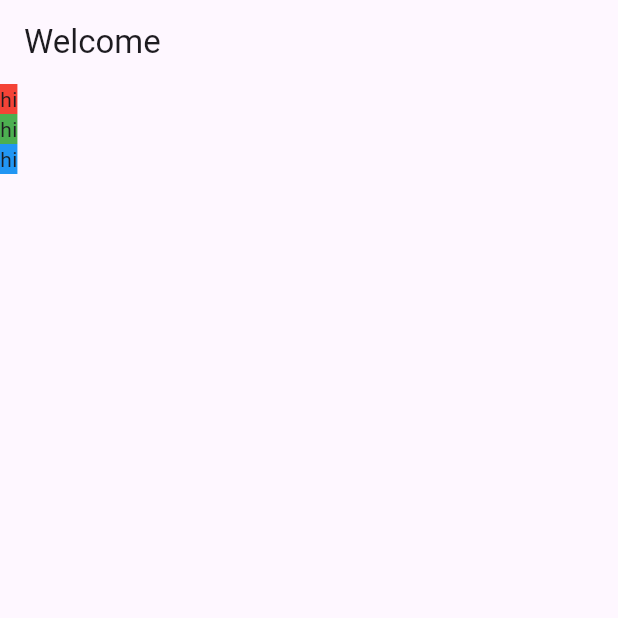
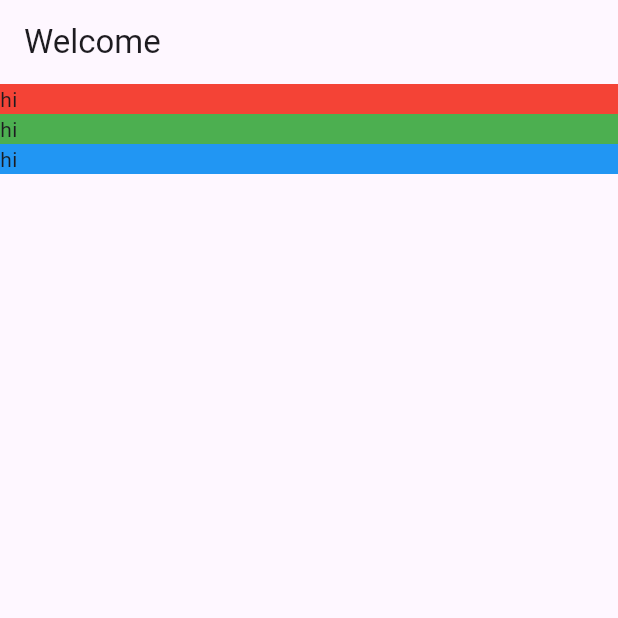
Before and after one commit to Joshua3729/book_pal, a Flutter app: the screen it shows after launch, on a phone screen of 412 x 824 dp, the top half of it. Run offline on Flutter 3.47's test engine with Material 3 defaults, Android fonts, the phone set to English and light mode, and no system bars.

Commit message:
Added location detail text section

```diff
--- a/lib/screens/location_detail/location_detail.dart
+++ b/lib/screens/location_detail/location_detail.dart
@@ -1,3 +1,4 @@
+import 'package:book_pal/screens/location_detail/text_section.dart';
 import 'package:flutter/material.dart';
 
 class LocationDetail extends StatelessWidget {
@@ -7,25 +8,13 @@ class LocationDetail extends StatelessWidget {
         appBar: AppBar(
           title: Text("Welcome"),
         ),
-        body: Column(children: [
-          Container(
-            decoration: BoxDecoration(
-              color: Colors.red,
-            ),
-            child: Text('hi'),
-          ),
-          Container(
-            decoration: BoxDecoration(
-              color: Colors.green,
-            ),
-            child: Text('hi'),
-          ),
-          Container(
-            decoration: BoxDecoration(
-              color: Colors.blue,
-            ),
-            child: Text('hi'),
-          )
-        ]));
+        body: Column(
+            mainAxisAlignment: MainAxisAlignment.start,
+            crossAxisAlignment: CrossAxisAlignment.stretch,
+            children: [
+              TextSection(Colors.red),
+              TextSection(Colors.green),
+              TextSection(Colors.blue)
+            ]));
   }
 }
--- /dev/null
+++ b/lib/screens/location_detail/text_section.dart
@@ -0,0 +1,17 @@
+import 'package:flutter/material.dart';
+
+class TextSection extends StatelessWidget {
+  Color _color;
+
+  TextSection(this._color);
+
+  @override
+  Widget build(BuildContext context) {
+    return Container(
+      decoration: BoxDecoration(
+        color: _color,
+      ),
+      child: Text('hi'),
+    );
+  }
+}
```
